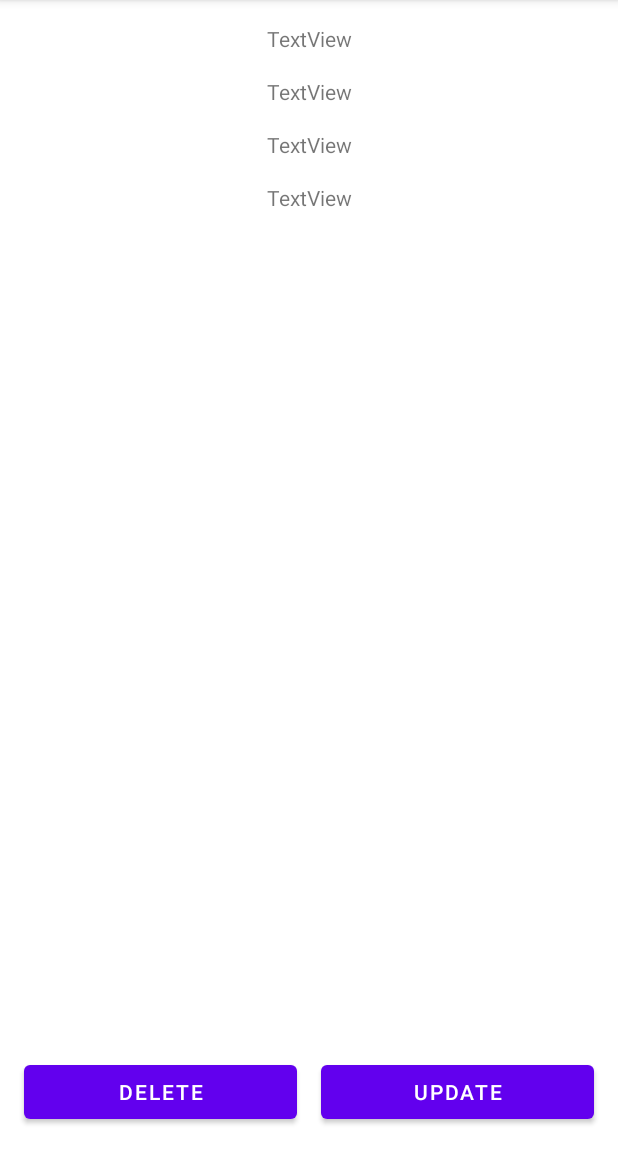
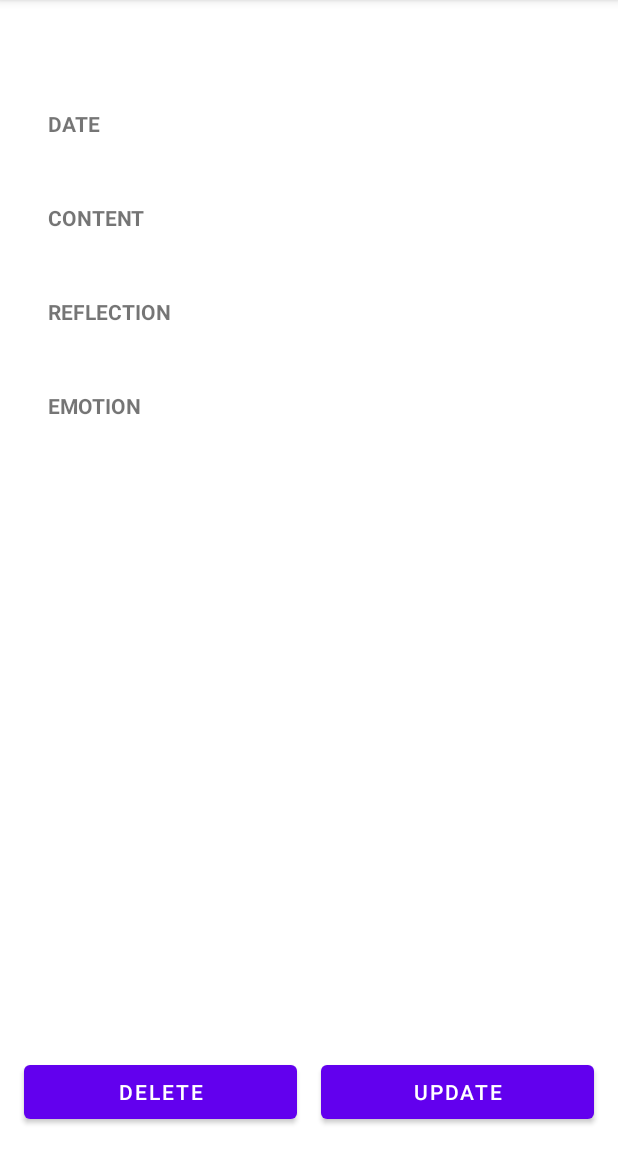
Before and after one commit to annakim2022/Homework-4, an Android app: the DetailActivity screen opened directly, with no data from a screen before it, on a phone screen of 412 x 824 dp, the part 84-1236 px from its top. Run offline under Robolectric (Android 15) with nearby library versions, the phone set to English and light mode, and no system bars; 2 statements that could not run were skipped.

Commit message:
"extra credit + some ui stuff"

```diff
--- a/app/src/main/java/com/example/homework4/DetailActivity.kt
+++ b/app/src/main/java/com/example/homework4/DetailActivity.kt
@@ -12,6 +12,7 @@ import androidx.lifecycle.Observer
 class DetailActivity: AppCompatActivity()  {
 
     private lateinit var textViewTitle:TextView
+    private lateinit var textViewDate:TextView
     private lateinit var textViewContent:TextView
     private lateinit var textViewReflection:TextView
     private lateinit var textViewEmotion:TextView
@@ -29,6 +30,7 @@ class DetailActivity: AppCompatActivity()  {
         setContentView(R.layout.activity_detail)
 
         textViewTitle = findViewById(R.id.textView_title)
+        textViewDate = findViewById(R.id.textView_date)
         textViewContent = findViewById(R.id.textView_content)
         textViewReflection = findViewById(R.id.textView_reflection)
         textViewEmotion = findViewById(R.id.textView_emotion)
@@ -44,11 +46,12 @@ class DetailActivity: AppCompatActivity()  {
 
             if (it!=null) {
                 textViewTitle.text = it.title
+                textViewDate.text = it.date
                 textViewContent.text = it.content
                 textViewReflection.text = it.reflection
                 textViewEmotion.text = it.emotion
                 test = it.id.toString()
-                dreamLog = arrayOf(it.id.toString(), it.title, it.content, it.reflection, it.emotion)
+                dreamLog = arrayOf(it.id.toString(), it.title, it.date, it.content, it.reflection, it.emotion)
             }
 
         })
@@ -65,6 +68,7 @@ class DetailActivity: AppCompatActivity()  {
 
             intent.putExtra("id", test)
             intent.putExtra("title", textViewTitle.text)
+            intent.putExtra("date", textViewDate.text)
             intent.putExtra("content", textViewContent.text)
             intent.putExtra("reflection", textViewReflection.text)
             intent.putExtra("emotion", textViewEmotion.text)
--- a/app/src/main/java/com/example/homework4/Dream.kt
+++ b/app/src/main/java/com/example/homework4/Dream.kt
@@ -3,6 +3,7 @@ package com.example.homework4
 import androidx.room.ColumnInfo
 import androidx.room.Entity
 import androidx.room.PrimaryKey
+import java.sql.Date
 import java.util.*
 
 // data class Task (val task:String)
@@ -11,6 +12,7 @@ import java.util.*
 @Entity(tableName = "dream_table")
 class Dream(@PrimaryKey (autoGenerate = true) val id:Int,
             @ColumnInfo(name="title") val title:String,
+            @ColumnInfo(name="date") val date:String,
             @ColumnInfo(name="content") val content:String,
             @ColumnInfo(name="reflection") val reflection:String,
             @ColumnInfo(name="emotion") val emotion:String)
--- a/app/src/main/java/com/example/homework4/DreamDAO.kt
+++ b/app/src/main/java/com/example/homework4/DreamDAO.kt
@@ -6,12 +6,13 @@ import androidx.room.Insert
 import androidx.room.OnConflictStrategy
 import androidx.room.Query
 import kotlinx.coroutines.flow.Flow
+import java.sql.Date
 
 // DAO class should always be either interface OR abstract class
 @Dao
 interface DreamDAO {
 
-    @Query("SELECT*FROM dream_table ORDER BY id ASC")
+    @Query("SELECT*FROM dream_table ORDER BY date DESC")
     fun getAlphabeticalDreams(): Flow<List<Dream>>
 
     @Insert(onConflict = OnConflictStrategy.IGNORE)
@@ -23,7 +24,7 @@ interface DreamDAO {
     @Query ("SELECT * FROM dream_table WHERE id=:id")
     fun select(id:Int) : Flow<Dream>
 
-    @Query("UPDATE dream_table SET title=:title, content=:content, reflection=:reflection, emotion=:emotion WHERE id=:id")
-    suspend fun update(id:Int, title:String, content:String, reflection:String, emotion:String)
+    @Query("UPDATE dream_table SET title=:title, date=:date, content=:content, reflection=:reflection, emotion=:emotion  WHERE id=:id")
+    suspend fun update(id:Int, title:String, date:String, content:String, reflection:String, emotion:String)
 
 }
--- a/app/src/main/java/com/example/homework4/DreamListAdapter.kt
+++ b/app/src/main/java/com/example/homework4/DreamListAdapter.kt
@@ -18,7 +18,7 @@ class DreamListAdapter : ListAdapter<Dream, DreamListAdapter.DreamViewHolder>(Dr
 
     override fun onBindViewHolder(holder: DreamViewHolder, position: Int) {
         val currentDream = getItem(position)
-        holder.bindText(currentDream.id.toString(), holder.textViewID)
+        holder.bindText(currentDream.date, holder.textViewDate)
         holder.bindText(currentDream.title, holder.textViewName)
 
         holder.itemView.setOnClickListener{
@@ -31,7 +31,7 @@ class DreamListAdapter : ListAdapter<Dream, DreamListAdapter.DreamViewHolder>(Dr
     }
 
     class DreamViewHolder(itemView: View):RecyclerView.ViewHolder(itemView){
-        val textViewID: TextView = itemView.findViewById(R.id.textView_id)
+        val textViewDate: TextView = itemView.findViewById(R.id.textView_date)
         val textViewName: TextView = itemView.findViewById(R.id.textView_name)
 
         // write a helper function that takes a string and a text view
--- a/app/src/main/java/com/example/homework4/DreamRepository.kt
+++ b/app/src/main/java/com/example/homework4/DreamRepository.kt
@@ -2,6 +2,7 @@ package com.example.homework4
 
 
 import kotlinx.coroutines.flow.Flow
+import java.sql.Date
 
 class DreamRepository(private val dreamDao: DreamDAO) {
 
@@ -29,8 +30,8 @@ class DreamRepository(private val dreamDao: DreamDAO) {
         return dreamDao.select(id)
     }
 
-    suspend fun update (id:Int, title:String, content:String, reflection:String, emotion:String){
-        dreamDao.update(id, title, content, reflection, emotion,)
+    suspend fun update (id:Int, title:String, date:String, content:String, reflection:String, emotion:String){
+        dreamDao.update(id, title, date, content, reflection, emotion,)
     }
 
 
--- a/app/src/main/java/com/example/homework4/DreamViewModel.kt
+++ b/app/src/main/java/com/example/homework4/DreamViewModel.kt
@@ -3,6 +3,7 @@ package com.example.homework4
 import androidx.lifecycle.*
 import kotlinx.coroutines.launch
 import java.lang.IllegalArgumentException
+import java.sql.Date
 
 class DreamViewModel (private val repository: DreamRepository): ViewModel() {
     val allDreams: LiveData<List<Dream>> = repository.allDreams.asLiveData()
@@ -25,8 +26,8 @@ class DreamViewModel (private val repository: DreamRepository): ViewModel() {
         return repository.select(id).asLiveData()
     }
 
-    fun update(id:Int, title:String, content:String, reflection:String, emotion:String) = viewModelScope.launch {
-        repository.update(id, title, content, reflection, emotion)
+    fun update(id:Int, title:String, date:String, content:String, reflection:String, emotion:String) = viewModelScope.launch {
+        repository.update(id, title, date, content, reflection, emotion)
     }
 
 }
--- a/app/src/main/res/layout/activity_detail.xml
+++ b/app/src/main/res/layout/activity_detail.xml
@@ -11,48 +11,63 @@
         android:layout_width="wrap_content"
         android:layout_height="wrap_content"
         android:layout_marginStart="16dp"
-        android:layout_marginTop="16dp"
+        android:layout_marginTop="24dp"
         android:layout_marginEnd="16dp"
-        android:text="TextView"
+        android:textAllCaps="true"
+        android:textSize="24sp"
+        android:textStyle="bold"
         app:layout_constraintEnd_toEndOf="parent"
+        app:layout_constraintHorizontal_bias="0.501"
         app:layout_constraintStart_toStartOf="parent"
         app:layout_constraintTop_toTopOf="parent" />
+
+
+    <TextView
+        android:id="@+id/textView2"
+        android:layout_width="wrap_content"
+        android:layout_height="wrap_content"
+        android:layout_marginStart="32dp"
+        android:layout_marginTop="16dp"
+        android:text="DATE"
+        android:textStyle="bold"
+        app:layout_constraintStart_toStartOf="parent"
+        app:layout_constraintTop_toBottomOf="@id/textView_title" />
+
+    <TextView
+        android:id="@+id/textView_date"
+        android:layout_width="wrap_content"
+        android:layout_height="wrap_content"
+        android:layout_marginStart="32dp"
+        android:layout_marginTop="8dp"
+        app:layout_constraintStart_toStartOf="parent"
+        app:layout_constraintTop_toBottomOf="@+id/textView2" />
 
     <TextView
         android:id="@+id/textView_content"
         android:layout_width="wrap_content"
         android:layout_height="wrap_content"
-        android:layout_marginStart="16dp"
-        android:layout_marginTop="16dp"
-        android:layout_marginEnd="16dp"
-        android:text="TextView"
-        app:layout_constraintEnd_toEndOf="parent"
+        android:layout_marginStart="32dp"
+        android:layout_marginTop="8dp"
         app:layout_constraintStart_toStartOf="parent"
-        app:layout_constraintTop_toBottomOf="@+id/textView_title" />
+        app:layout_constraintTop_toBottomOf="@+id/textView3" />
 
     <TextView
         android:id="@+id/textView_reflection"
         android:layout_width="wrap_content"
         android:layout_height="wrap_content"
-        android:layout_marginStart="16dp"
-        android:layout_marginTop="16dp"
-        android:layout_marginEnd="16dp"
-        android:text="TextView"
-        app:layout_constraintEnd_toEndOf="parent"
+        android:layout_marginStart="32dp"
+        android:layout_marginTop="8dp"
         app:layout_constraintStart_toStartOf="parent"
-        app:layout_constraintTop_toBottomOf="@+id/textView_content" />
+        app:layout_constraintTop_toBottomOf="@+id/textView4" />
 
     <TextView
         android:id="@+id/textView_emotion"
         android:layout_width="wrap_content"
         android:layout_height="wrap_content"
-        android:layout_marginStart="16dp"
-        android:layout_marginTop="16dp"
-        android:layout_marginEnd="16dp"
-        android:text="TextView"
-        app:layout_constraintEnd_toEndOf="parent"
+        android:layout_marginStart="32dp"
+        android:layout_marginTop="8dp"
         app:layout_constraintStart_toStartOf="parent"
-        app:layout_constraintTop_toBottomOf="@+id/textView_reflection" />
+        app:layout_constraintTop_toBottomOf="@+id/textView5" />
 
     <Button
         android:id="@+id/button_delete"
@@ -77,4 +92,38 @@
         app:layout_constraintBottom_toBottomOf="parent"
         app:layout_constraintEnd_toEndOf="parent"
         app:layout_constraintStart_toEndOf="@+id/button_delete" />
+
+    <TextView
+        android:id="@+id/textView3"
+        android:layout_width="wrap_content"
+        android:layout_height="wrap_content"
+        android:layout_marginStart="32dp"
+        android:layout_marginTop="16dp"
+        android:text="CONTENT"
+        android:textStyle="bold"
+        app:layout_constraintStart_toStartOf="parent"
+        app:layout_constraintTop_toBottomOf="@id/textView_date" />
+
+    <TextView
+        android:id="@+id/textView4"
+        android:layout_width="wrap_content"
+        android:layout_height="wrap_content"
+        android:layout_marginStart="32dp"
+        android:layout_marginTop="16dp"
+        android:text="REFLECTION"
+        android:textStyle="bold"
+        app:layout_constraintStart_toStartOf="parent"
+        app:layout_constraintTop_toBottomOf="@+id/textView_content" />
+
+    <TextView
+        android:id="@+id/textView5"
+        android:layout_width="wrap_content"
+        android:layout_height="wrap_content"
+        android:layout_marginStart="32dp"
+        android:layout_marginTop="16dp"
+        android:text="EMOTION"
+        android:textStyle="bold"
+        app:layout_constraintStart_toStartOf="parent"
+        app:layout_constraintTop_toBottomOf="@id/textView_reflection" />
+
 </androidx.constraintlayout.widget.ConstraintLayout>
```
Also changed, not shown: app/src/main/java/com/example/homework4/AddActivity.kt (+17 -9 lines), app/src/main/java/com/example/homework4/UpdateActivity.kt (+19 -13 lines), app/src/main/res/layout/activity_add.xml (+21 -1 lines), app/src/main/res/layout/item_dream.xml (+12 -9 lines).
